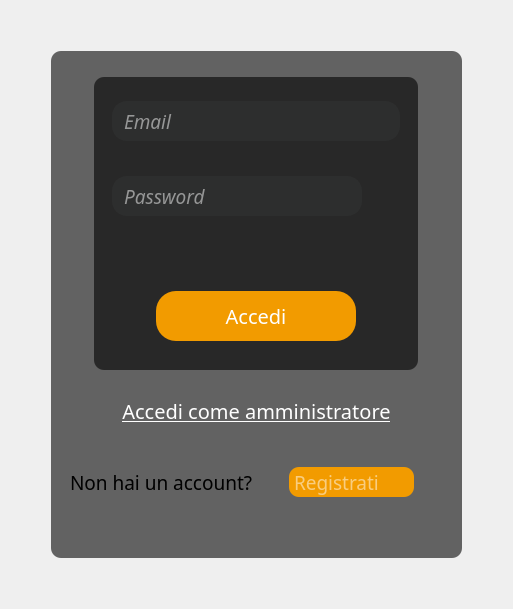
Before: the Qt Designer form projectIS/home/view/vistalogin2.ui in chritianchiappa/progetto_panificio, drawn with Qt 5.
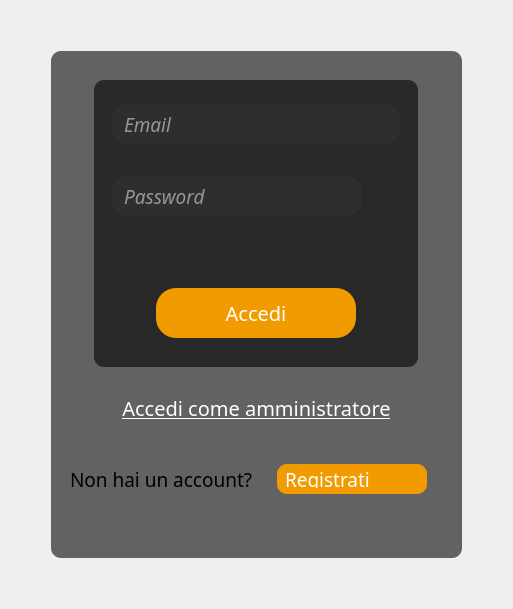
After: the same form once the commit is applied. Icons and pictures are not drawn.

```diff
--- a/projectIS/home/view/vistalogin2.ui
+++ b/projectIS/home/view/vistalogin2.ui
@@ -105,7 +105,7 @@
          <enum>Qt::Vertical</enum>
         </property>
         <property name="sizeType">
-         <enum>QSizePolicy::Expanding</enum>
+         <enum>QSizePolicy::Fixed</enum>
         </property>
         <property name="sizeHint" stdset="0">
          <size>
@@ -521,13 +521,13 @@
           <widget class="QComboBox" name="sel_registra">
            <property name="minimumSize">
             <size>
-             <width>110</width>
+             <width>150</width>
              <height>30</height>
             </size>
            </property>
            <property name="maximumSize">
             <size>
-             <width>125</width>
+             <width>150</width>
              <height>30</height>
             </size>
            </property>
@@ -546,6 +546,9 @@
     color:white;
     border: none;
     border-radius: 10px;
+   padding-top:6px;
+   padding-bottom:6px;
+   padding-left:8px;
    
 }
 QComboBox QAbstractItemView {
@@ -558,9 +561,6 @@
 
 }
 QComboBox::drop-down {
-   
-    subcontrol-position: top right;
-    width: 20px;
     border: none;
 }
 QComboBox::down-arrow {
@@ -571,6 +571,9 @@
     height: 16px;
 }</string>
            </property>
+           <property name="sizeAdjustPolicy">
+            <enum>QComboBox::AdjustToContents</enum>
+           </property>
            <property name="placeholderText">
             <string>Registrati</string>
            </property>
@@ -595,7 +598,7 @@
          <enum>Qt::Vertical</enum>
         </property>
         <property name="sizeType">
-         <enum>QSizePolicy::Expanding</enum>
+         <enum>QSizePolicy::Fixed</enum>
         </property>
         <property name="sizeHint" stdset="0">
          <size>
```
Left out of the diff: 32 changed lines with no effect on the pictures.
